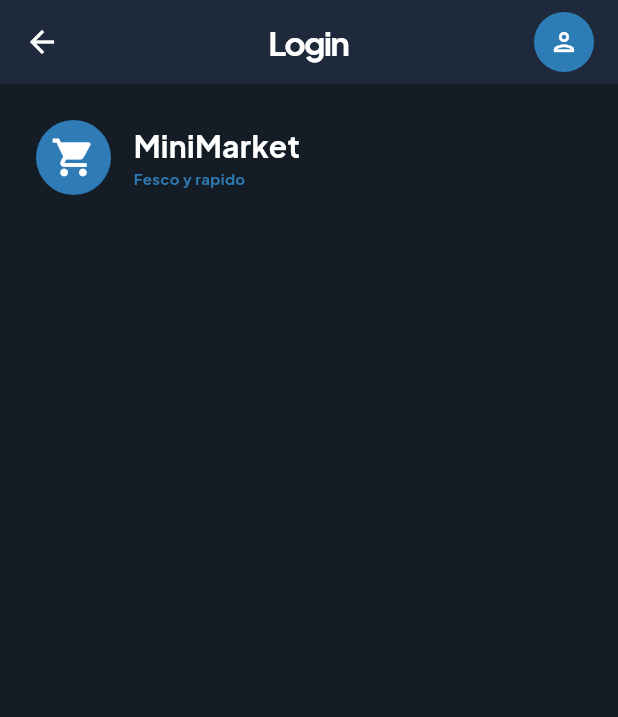
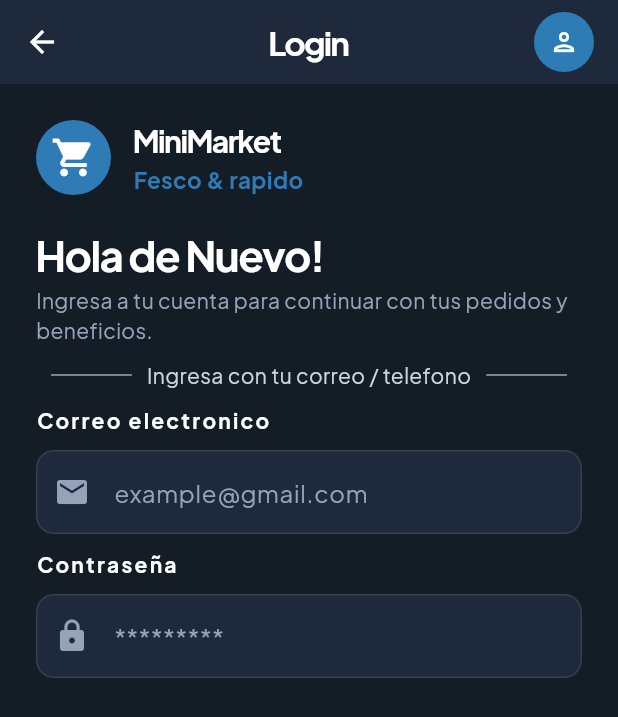
Before and after one commit to SamueloyOR/Minimarket-App, a Flutter app: the LoginUserScreen screen opened directly, on a phone screen of 412 x 824 dp. Shown: the top 717 px of the screen. Run offline on Flutter 3.47's test engine with Material 3 defaults, Android fonts, the phone set to English and light mode, and no system bars; our stand-ins replace google_fonts.

Commit message:
se agrega inputs y validador

```diff
--- a/lib/Screens/auth/login_user_screen.dart
+++ b/lib/Screens/auth/login_user_screen.dart
@@ -1,8 +1,23 @@
 import 'package:flutter/material.dart';
 import 'package:minimarket_app/app_colors.dart';
 
-class LoginUserScreen extends StatelessWidget {
+class LoginUserScreen extends StatefulWidget {
   const LoginUserScreen({super.key});
+
+  @override
+  State<LoginUserScreen> createState() => _LoginUserScreenState();
+}
+
+class _LoginUserScreenState extends State<LoginUserScreen> {
+  final TextEditingController _emailController = TextEditingController();
+  final TextEditingController _passwordController = TextEditingController();
+
+  @override
+  void dispose() {
+    _emailController.dispose();
+    _passwordController.dispose();
+    super.dispose();
+  }
 
   @override
   Widget build(BuildContext context) {
@@ -13,42 +28,39 @@ class LoginUserScreen extends StatelessWidget {
           'Login',
           style: TextStyle(
             letterSpacing: -1.2,
-            fontWeight: FontWeight.bold
+            fontWeight: FontWeight.bold,
           ),
         ),
         backgroundColor: AppColors.cardBg,
         foregroundColor: AppColors.textPrimary,
-
         centerTitle: true,
-
         actions: <Widget>[
           Padding(
-            padding: const EdgeInsetsGeometry.only(right: 12),
+            padding: const EdgeInsets.only(right: 12),
             child: IconButton(
               icon: const Icon(Icons.person_outlined),
-              style: OutlinedButton.styleFrom(
-                iconColor: AppColors.textPrimary,
+              style: IconButton.styleFrom(
+                foregroundColor: AppColors.textPrimary,
                 iconSize: 20,
                 backgroundColor: AppColors.primary,
-
               ),
-              onPressed: () {
-
-              },
-            )
-          ,)
+              onPressed: () {},
+            ),
+          ),
         ],
       ),
       body: SingleChildScrollView(
         padding: const EdgeInsets.all(24),
-        child: Row(
-          mainAxisAlignment: MainAxisAlignment.start,
-          children: <Widget>[
+        child: Column(
+          crossAxisAlignment: CrossAxisAlignment.start,
+          children: [
+            Row(
+              children: [
                 Container(
-              padding: EdgeInsets.all(10),
+                  padding: const EdgeInsets.all(10),
                   decoration: BoxDecoration(
                     color: AppColors.primary,
-                borderRadius: BorderRadius.circular(50)
+                    borderRadius: BorderRadius.circular(50),
                   ),
                   child: const Icon(
                     Icons.shopping_cart,
@@ -57,33 +69,141 @@ class LoginUserScreen extends StatelessWidget {
                   ),
                 ),
                 const SizedBox(width: 15),
-            Column(
+                const Column(
                   crossAxisAlignment: CrossAxisAlignment.start,
-              children: const [
+                  children: [
                     Text(
                       'MiniMarket',
                       style: TextStyle(
                         color: AppColors.textPrimary,
                         fontSize: 20,
-                    fontWeight: FontWeight.bold
+                        fontWeight: FontWeight.bold,
+                        letterSpacing: -1
                       ),
                     ),
                     Text(
-                  'Fesco y rapido',
+                      'Fesco & rapido',
                       style: TextStyle(
                         color: AppColors.primary,
-                    fontSize: 10,
-                    fontWeight: FontWeight.bold)
+                        fontSize: 15,
+                        fontWeight: FontWeight.bold,
+                      ),
                     ),
                   ],
                 ),
-            const SizedBox(width: 50),
+              ],
+            ),
+            const SizedBox(height: 20),
+            const Text(
+              'Hola de Nuevo!',
+              style: TextStyle(
+                color: AppColors.textPrimary,
+                fontSize: 28,
+                fontWeight: FontWeight.bold,
+                letterSpacing: -1
+              ),
+            ),
+            const Text(
+              'Ingresa a tu cuenta para continuar con tus pedidos y beneficios.',
+                style: TextStyle(
+                  color: AppColors.textMuted
+                ),
+            ),
+
+            const SizedBox(height: 10),
+
             Row(
-              children:[
+              children: [
+                Expanded(
+                  child:
+                    Divider(
+                      color: AppColors.textMuted,
+                      thickness: 1,
+                      indent: 10,
+                      endIndent: 10,
+                    ),
+                  ),
+                  Text(
+                    'Ingresa con tu correo / telefono',
+                      style: TextStyle(
+                        color: AppColors.textSecondary
+                      ),
+                  ),
+                Expanded(
+                  child:
+                    Divider(
+                      color: AppColors.textMuted,
+                      indent: 10,
+                      endIndent: 10,
+                      thickness: 1,
+                    ))
+              ],
+            ),
+            const SizedBox(height: 10,),
 
+            const Text(
+              'Correo electronico',
+                style: TextStyle(
+                  color: AppColors.textPrimary,
+                  fontWeight: FontWeight.bold,
+                  letterSpacing: 1.5
+                ),
+            ),
+
+            const SizedBox(height: 10),
+
+            TextFormField(
+              controller: _emailController,
+              keyboardType: TextInputType.emailAddress,
+              decoration: InputDecoration(
+                hintText: 'example@gmail.com',
+                hintStyle: const TextStyle(color: AppColors.textMuted),
+                filled: true,
+                fillColor: AppColors.cardBg,
+                prefixIcon: const Icon(
+                  Icons.email,
+                  color: AppColors.textMuted,
+                ),
+                enabledBorder: OutlineInputBorder(
+                  borderRadius: BorderRadius.circular(12),
+                  borderSide: BorderSide(color: AppColors.border, width: 1),
+                ),
+              ),
+            ),
+
+            const SizedBox(height: 10),
+
+            const Text(
+              'Contraseña',
+                style: TextStyle(
+                  color: AppColors.textPrimary,
+                  fontWeight: FontWeight.bold,
+                  letterSpacing: 1.5
+                ),
+            ),
+
+            const SizedBox(height: 10),
+
+            TextFormField(
+              controller: _passwordController,
+              obscureText: true,
+              keyboardType: TextInputType.emailAddress,
+              decoration: InputDecoration(
+                hintText: '*********',
+                hintStyle: const TextStyle(color: AppColors.textMuted),
+                filled: true,
+                fillColor: AppColors.cardBg,
+                prefixIcon: const Icon(
+                  Icons.lock,
+                  color: AppColors.textMuted,
+                ),
+                enabledBorder: OutlineInputBorder(
+                  borderRadius: BorderRadius.circular(12),
+                  borderSide: BorderSide(color: AppColors.border, width: 1),
+                ),
+              ),
+            ),
           ],
-            )
-          ]
         ),
       ),
     );
```
Lines whose indentation alone changed are shown as unchanged.
